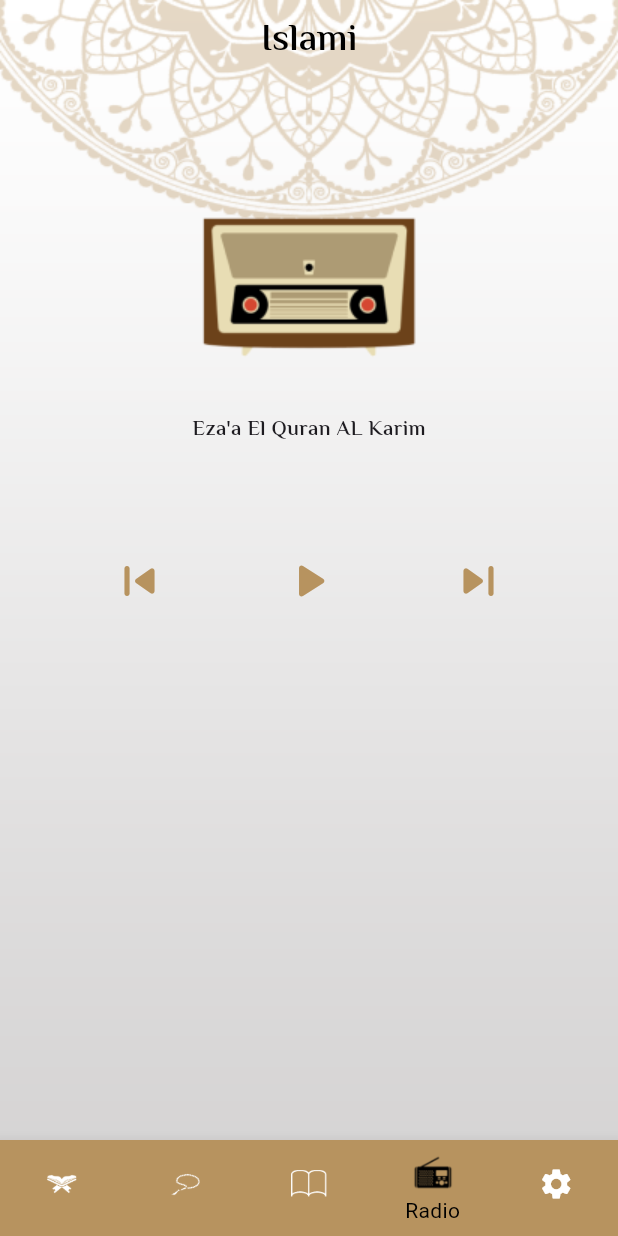
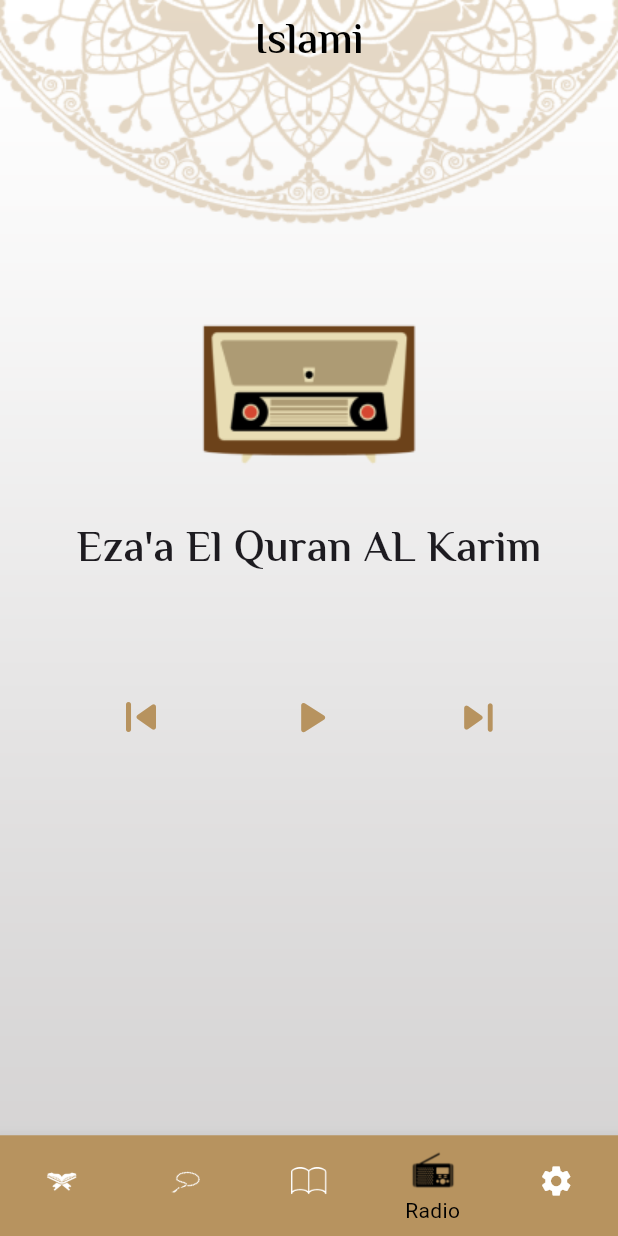
Before and after one commit to pgd8/islami_project, a Flutter app: the screen it shows after launch, item 4 of the bottom bar chosen, on a phone screen of 412 x 824 dp. Run offline on Flutter 3.47's test engine with Material 3 defaults, Android fonts, the phone set to English and light mode, and no system bars; our stand-ins replace flutter_screenutil.

Commit message:
making the UI responsive

```diff
--- a/lib/MyApp/my_app.dart
+++ b/lib/MyApp/my_app.dart
@@ -1,6 +1,7 @@
 // ignore_for_file: use_key_in_widget_constructors
 
 import 'package:flutter/material.dart';
+import 'package:flutter_screenutil/flutter_screenutil.dart';
 import 'package:islami/MyApp/my_theme.dart';
 import 'package:islami/Screens/hadeth_screen.dart';
 import 'package:islami/Screens/main_screen.dart';
@@ -9,7 +10,10 @@ import 'package:islami/Screens/sura_details_screen.dart';
 class MyApp extends StatelessWidget {
   @override
   Widget build(BuildContext context) {
-    return MaterialApp(
+    return ScreenUtilInit(
+      designSize: const Size(412, 870),
+      minTextAdapt: true,
+      builder: (_, child) => MaterialApp(
         theme: MyTheme.lightTheme,
         darkTheme: MyTheme.darkTheme,
         debugShowCheckedModeBanner: false,
@@ -20,6 +24,7 @@ class MyApp extends StatelessWidget {
           SuraDetailsScreen.routeName: (context) => SuraDetailsScreen(),
           HadethScreen.routeName: (context) => HadethScreen(),
         },
+      ),
     );
   }
 }
--- a/lib/MyApp/my_theme.dart
+++ b/lib/MyApp/my_theme.dart
@@ -1,23 +1,24 @@
 import 'package:flutter/material.dart';
+import 'package:flutter_screenutil/flutter_screenutil.dart';
 
 class MyTheme {
   static const Color primaryColor = Color(0xFFB7935F);
   static ThemeData lightTheme = ThemeData(
       scaffoldBackgroundColor: Colors.transparent,
-      appBarTheme: const AppBarTheme(
+      appBarTheme:  AppBarTheme(
         backgroundColor: Colors.transparent,
         centerTitle: true,
         titleTextStyle: TextStyle(
-            fontFamily: 'elmessiri', color: Colors.black, fontSize: 25),
+            fontFamily: 'elmessiri', color: Colors.black, fontSize: 30.sp),
       ),
-      bottomNavigationBarTheme: const BottomNavigationBarThemeData(
+      bottomNavigationBarTheme:  BottomNavigationBarThemeData(
           backgroundColor: primaryColor,
           type: BottomNavigationBarType.fixed,
           unselectedItemColor: Colors.white,
           selectedItemColor: Colors.black,
           showUnselectedLabels: false,
           selectedIconTheme: IconThemeData(
-            size: 30,
+            size: 35.sp,
           )));
   static ThemeData darkTheme = ThemeData(
       scaffoldBackgroundColor: Colors.transparent,
--- a/lib/Tabs/Radio_Tab_Components/radio_buttons.dart
+++ b/lib/Tabs/Radio_Tab_Components/radio_buttons.dart
@@ -1,4 +1,5 @@
 import 'package:flutter/material.dart';
+import 'package:flutter_screenutil/flutter_screenutil.dart';
 
 class RadioButtons extends StatelessWidget {
   const RadioButtons({super.key});
@@ -7,16 +8,18 @@ class RadioButtons extends StatelessWidget {
   Widget build(BuildContext context) {
     return Container(
       margin: const EdgeInsets.only(top: 70),
-      child: const Row(
+      child: Row(
         mainAxisAlignment: MainAxisAlignment.spaceEvenly,
         children: [
-          Icon(
+          const Icon(
             Icons.skip_previous_rounded,
             color: Color(0xFFB7935F),
             size: 40,
           ),
-          Icon(Icons.play_arrow_rounded, color: Color(0xFFB7935F), size: 40),
-          Icon(Icons.skip_next_rounded, color: Color(0xFFB7935F), size: 40),
+          Icon(Icons.play_arrow_rounded, color: const Color(0xFFB7935F),
+              size: 40.sp),
+          Icon(Icons.skip_next_rounded, color: const Color(0xFFB7935F),
+              size: 40.sp),
         ],
       ),
     );
--- a/lib/Tabs/Radio_Tab_Components/radio_logo.dart
+++ b/lib/Tabs/Radio_Tab_Components/radio_logo.dart
@@ -1,13 +1,14 @@
 // ignore_for_file: use_key_in_widget_constructors
 
 import 'package:flutter/material.dart';
+import 'package:flutter_screenutil/flutter_screenutil.dart';
 
 class RadioLogo extends StatelessWidget {
   @override
   Widget build(BuildContext context) {
     return Container(
       alignment: Alignment.center,
-      margin: const EdgeInsets.only(top: 80),
+      margin: const EdgeInsets.only(top: 160).h,
       child: Image.asset('assets/images/radio.png'),
     );
   }
--- a/lib/Tabs/Radio_Tab_Components/radio_title.dart
+++ b/lib/Tabs/Radio_Tab_Components/radio_title.dart
@@ -1,6 +1,7 @@
 // ignore_for_file: use_key_in_widget_constructors
 
 import 'package:flutter/material.dart';
+import 'package:flutter_screenutil/flutter_screenutil.dart';
 
 class RadioTitle extends StatelessWidget {
 
@@ -8,10 +9,10 @@ class RadioTitle extends StatelessWidget {
   @override
   Widget build(BuildContext context) {
     return Container(
-        margin: const EdgeInsets.only(top: 30),
+        margin: const EdgeInsets.only(top: 30).h,
         child: Text(
           "Eza'a El Quran AL Karim",
-          style: TextStyle(fontFamily: 'elmessiri'),
+          style: TextStyle(fontFamily: 'elmessiri',fontSize: 30.sp),
         ));
   }
 }
--- a/lib/Tabs/Sebha_Tab_Components/sebha_screen_title.dart
+++ b/lib/Tabs/Sebha_Tab_Components/sebha_screen_title.dart
@@ -1,6 +1,7 @@
 // ignore_for_file: use_key_in_widget_constructors
 
 import 'package:flutter/material.dart';
+import 'package:flutter_screenutil/flutter_screenutil.dart';
 
 class SebhaTitle extends StatelessWidget {
 
@@ -11,7 +12,7 @@ class SebhaTitle extends StatelessWidget {
         margin: const EdgeInsets.only(top: 20),
         child: Text(
           'Tasbeh Count',
-          style: TextStyle(fontFamily: 'elmessiri'),
+          style: TextStyle(fontFamily: 'elmessiri',fontSize: 30.sp),
         ));
   }
 }
--- a/lib/Tabs/Settings_Tab_Components/app_lang_sheet.dart
+++ b/lib/Tabs/Settings_Tab_Components/app_lang_sheet.dart
@@ -11,7 +11,8 @@ class AppLanguageSheet extends StatelessWidget {
       onTap: () {
         showModalBottomSheet(
             context: context,
-            builder: (context) => Column(
+          elevation: 20,
+          builder: (context) => Column(
               mainAxisSize: MainAxisSize.min,
               children: [
                 Container(
@@ -26,6 +27,7 @@ class AppLanguageSheet extends StatelessWidget {
                   children: [
                     Expanded(
                       child: Container(
+
                         alignment: Alignment.bottomLeft,
                         margin: const EdgeInsets.only(top: 15,left: 15),
                         child: const Text("English",style:  TextStyle(
--- a/lib/Tabs/Settings_Tab_Components/app_mode_sheet.dart
+++ b/lib/Tabs/Settings_Tab_Components/app_mode_sheet.dart
@@ -8,8 +8,9 @@ class AppModeSheet extends StatelessWidget {
   Widget build(BuildContext context) {
     return InkWell(
       onTap: () {
-        showBottomSheet(
+        showModalBottomSheet(
           context: context,
+          elevation: 20,
           builder: (context) => Column(
             mainAxisSize: MainAxisSize.min,
             children: [
--- a/pubspec.yaml
+++ b/pubspec.yaml
@@ -36,6 +36,7 @@ dependencies:
   # Use with the CupertinoIcons class for iOS style icons.
   cupertino_icons: ^1.0.2
   flutter_native_splash: ^2.3.11
+  flutter_screenutil: ^5.9.0
 
 dev_dependencies:
   flutter_test:
```
Also changed, not shown: lib/Tabs/hadeth_tab.dart (+9 -3 lines), lib/Tabs/quran_tab.dart (+6 -5 lines), lib/Tabs/sebha_tab.dart (+9 -5 lines), pubspec.lock. Lines whose indentation alone changed are shown as unchanged.
